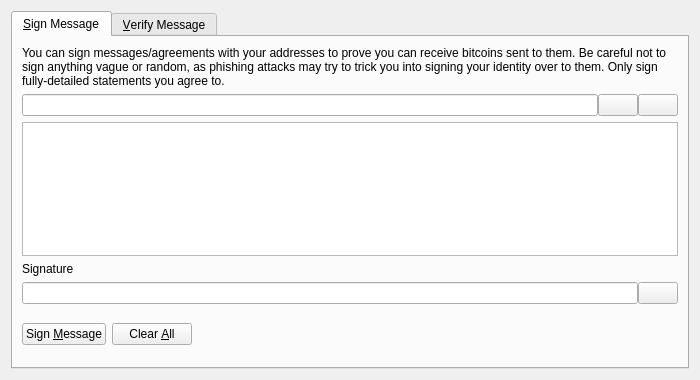
Before: the Qt Designer form src/qt/forms/signverifymessagedialog.ui in bitcoin-atom/bitcoin-atom, drawn with Qt 5.
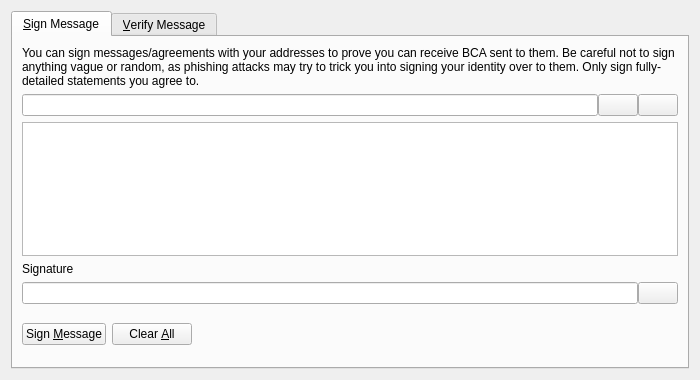
After: the same form once the commit is applied. Icons and pictures are not drawn. Custom widgets are drawn as their Qt base class.

```diff
--- a/src/qt/forms/signverifymessagedialog.ui
+++ b/src/qt/forms/signverifymessagedialog.ui
@@ -30,7 +30,7 @@
        <item>
         <widget class="QLabel" name="infoLabel_SM">
          <property name="text">
-          <string>You can sign messages/agreements with your addresses to prove you can receive bitcoins sent to them. Be careful not to sign anything vague or random, as phishing attacks may try to trick you into signing your identity over to them. Only sign fully-detailed statements you agree to.</string>
+          <string>You can sign messages/agreements with your addresses to prove you can receive BCA sent to them. Be careful not to sign anything vague or random, as phishing attacks may try to trick you into signing your identity over to them. Only sign fully-detailed statements you agree to.</string>
          </property>
          <property name="textFormat">
           <enum>Qt::PlainText</enum>
```
Left out of the diff: 8 changed lines with no effect on the pictures.
